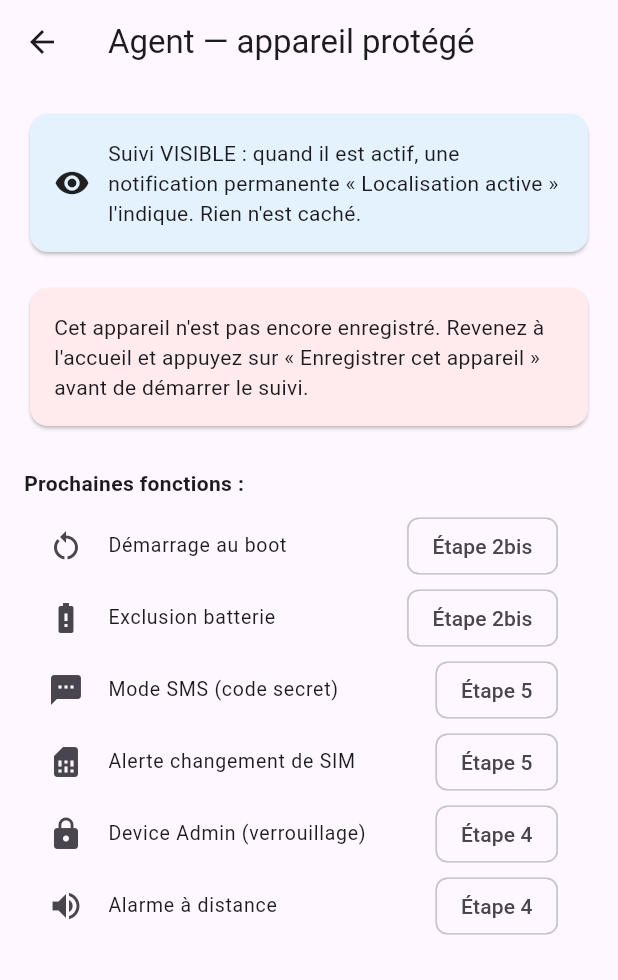
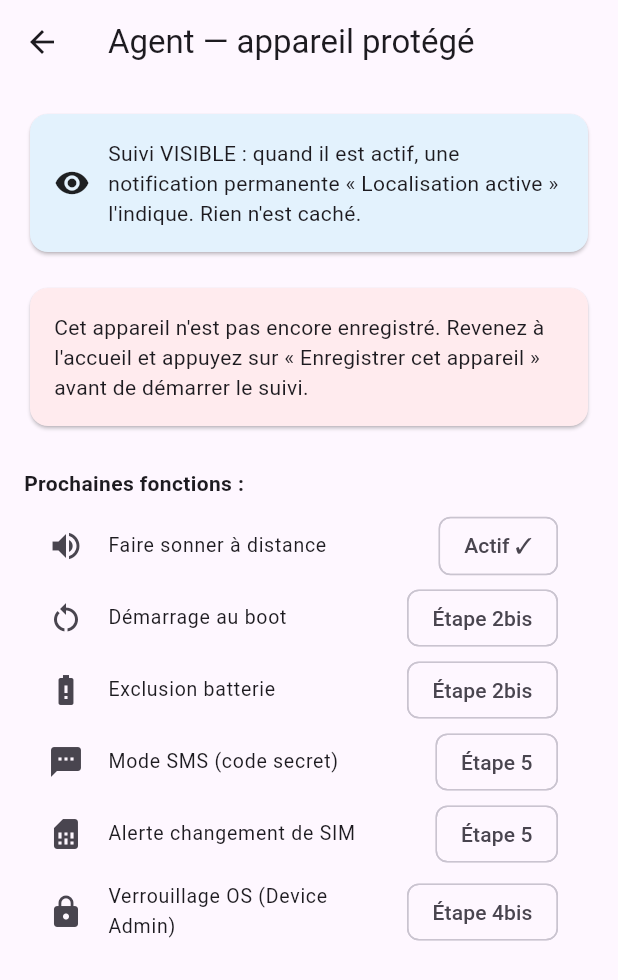
Before and after one commit to digitalbrainnk-boop/Nk, a Flutter app: the EcranAgent screen opened directly with empty values, on a phone screen of 412 x 824 dp. Shown: the top 980 px of the screen. Run offline on Flutter 3.47's test engine with Material 3 defaults, Android fonts, the phone set to English and light mode, and no system bars; our stand-ins replace battery_plus, cloud_firestore, device_info_plus, firebase_auth, firebase_core, flutter_map and 5 more; missing offline and left inert: flutter_ringtone_player, geolocator_android, geolocator_apple; accounts and stored records are empty.

Commit message:
Étape 4 : commandes à distance — faire sonner + verrouiller (sans serveur)
L'agent écoute Firestore en temps réel et exécute les commandes envoyées par la
console. Pas de Cloud Functions requis pour ce MVP (l'écoute temps réel suffit
quand le suivi tourne / l'écran Agent est ouvert).

- service_commandes.dart (singleton) : écoute les commandes « pending » et exécute
  * ALARME -> joue l'alarme système (flutter_ringtone_player), forte et même en
    silencieux, en boucle ; bouton « Arrêter » local.
  * VERROUILLER -> message plein écran « Téléphone perdu… » (verrou applicatif ;
    verrouillage OS via Device Admin = étape 4bis).
  * LOCALISER_MAINTENANT -> no-op (le suivi envoie déjà la position).
  * EFFACER -> volontairement NON implémenté (action destructrice).
  Marque chaque commande « done » après exécution ; anti double-exécution.
- service_firestore.dart : fluxCommandesEnAttente() + majStatutCommande().
- service_suivi.dart : démarre l'écoute des commandes quand le suivi démarre.
- ecran_agent.dart : bannière d'alarme (+ Arrêter) et overlay de verrouillage.
- ecran_carte_appareil.dart (console) : boutons « Faire sonner » et « Verrouiller »
  (avec message personnalisable).
- Dépendance : flutter_ringtone_player.
- README mis à jour (étape 4 en cours).

Validé : flutter analyze (No issues found), flutter test (4/4),
flutter build web --release (OK). Un nouvel APK sera construit automatiquement.

Co-Authored-By: Claude Opus 4.8 <noreply@anthropic.com>
Claude-Session: https://claude.ai/code/session_019qeJBv3zzA2hjE8MwSZyJG

```diff
--- a/db_localisation/lib/ecrans/agent/ecran_agent.dart
+++ b/db_localisation/lib/ecrans/agent/ecran_agent.dart
@@ -10,6 +10,7 @@ import 'package:flutter/material.dart';
 import 'package:intl/intl.dart';
 
 import '../../modeles/position.dart';
+import '../../services/service_commandes.dart';
 import '../../services/service_consentement.dart';
 import '../../services/service_installation.dart';
 import '../../services/service_suivi.dart';
@@ -26,6 +27,7 @@ class EcranAgent extends StatefulWidget {
 class _EcranAgentState extends State<EcranAgent> {
   final _consentement = ServiceConsentement();
   final _suivi = ServiceSuivi.instance;
+  final _commandes = ServiceCommandes.instance;
   String? _deviceId;
   bool _chargement = true;
 
@@ -42,6 +44,11 @@ class _EcranAgentState extends State<EcranAgent> {
       _deviceId = id;
       _chargement = false;
     });
+    // Écoute des commandes à distance dès que cet appareil est connu
+    // (faire sonner, verrouiller...), même sans avoir démarré le suivi.
+    if (id != null) {
+      _commandes.demarrerEcoute(uid: widget.uid, deviceId: id);
+    }
   }
 
   Future<void> _basculerSuivi() async {
@@ -92,11 +99,36 @@ class _EcranAgentState extends State<EcranAgent> {
 
     return Scaffold(
       appBar: AppBar(title: const Text('Agent — appareil protégé')),
-      body: _chargement
+      body: Stack(
+        children: [
+          _chargement
           ? const Center(child: CircularProgressIndicator())
           : ListView(
               padding: const EdgeInsets.all(16),
               children: [
+                // Bannière d'alarme (quand on fait sonner le téléphone).
+                ValueListenableBuilder<bool>(
+                  valueListenable: _commandes.alarmeActive,
+                  builder: (context, actif, _) => actif
+                      ? Card(
+                          color: Colors.red.shade100,
+                          child: Padding(
+                            padding: const EdgeInsets.all(12),
+                            child: Row(
+                              children: [
+                                const Icon(Icons.volume_up, color: Colors.red),
+                                const SizedBox(width: 12),
+                                const Expanded(child: Text('Alarme en cours !')),
+                                FilledButton(
+                                  onPressed: _commandes.arreterAlarme,
+                                  child: const Text('Arrêter'),
+                                ),
+                              ],
+                            ),
+                          ),
+                        )
+                      : const SizedBox.shrink(),
+                ),
                 // Bandeau "visible et consenti".
                 Card(
                   color: Colors.blue.shade50,
@@ -152,14 +184,15 @@ class _EcranAgentState extends State<EcranAgent> {
                 const Text('Prochaines fonctions :',
                     style: TextStyle(fontWeight: FontWeight.bold)),
                 const SizedBox(height: 8),
+                _ligne(Icons.volume_up, 'Faire sonner à distance', 'Actif ✓'),
                 if (!estIos) ...[
                   _ligne(Icons.restart_alt, 'Démarrage au boot', 'Étape 2bis'),
                   _ligne(Icons.battery_alert, 'Exclusion batterie', 'Étape 2bis'),
                   _ligne(Icons.sms, 'Mode SMS (code secret)', 'Étape 5'),
                   _ligne(Icons.sim_card, 'Alerte changement de SIM', 'Étape 5'),
-                  _ligne(Icons.lock, 'Device Admin (verrouillage)', 'Étape 4'),
+                  _ligne(Icons.lock, 'Verrouillage OS (Device Admin)',
+                      'Étape 4bis'),
                 ],
-                _ligne(Icons.volume_up, 'Alarme à distance', 'Étape 4'),
 
                 const SizedBox(height: 24),
                 if (kDebugMode)
@@ -167,6 +200,43 @@ class _EcranAgentState extends State<EcranAgent> {
                       style: const TextStyle(fontSize: 11, color: Colors.grey)),
               ],
             ),
+          // Overlay de verrouillage plein écran (message « téléphone perdu »).
+          ValueListenableBuilder<String?>(
+            valueListenable: _commandes.messageVerrou,
+            builder: (context, message, _) => message == null
+                ? const SizedBox.shrink()
+                : _overlayVerrou(message),
+          ),
+        ],
+      ),
+    );
+  }
+
+  /// Overlay plein écran affiché quand la console envoie « Verrouiller ».
+  /// MVP : verrou applicatif (message visible). Le verrouillage au niveau du
+  /// système (impossible à contourner) viendra avec Device Admin (étape 4bis).
+  Widget _overlayVerrou(String message) {
+    return Container(
+      color: Colors.black.withValues(alpha: 0.92),
+      padding: const EdgeInsets.all(32),
+      alignment: Alignment.center,
+      child: Column(
+        mainAxisSize: MainAxisSize.min,
+        children: [
+          const Icon(Icons.lock, color: Colors.white, size: 72),
+          const SizedBox(height: 24),
+          Text(
+            message,
+            textAlign: TextAlign.center,
+            style: const TextStyle(color: Colors.white, fontSize: 20),
+          ),
+          const SizedBox(height: 32),
+          TextButton(
+            onPressed: _commandes.fermerVerrou,
+            child: const Text('Fermer', style: TextStyle(color: Colors.white70)),
+          ),
+        ],
+      ),
     );
   }
 
--- a/db_localisation/lib/services/service_suivi.dart
+++ b/db_localisation/lib/services/service_suivi.dart
@@ -22,6 +22,7 @@ import 'package:geolocator_apple/geolocator_apple.dart' as geo_apple;
 import '../core/constantes.dart';
 import '../modeles/etat_appareil.dart';
 import '../modeles/position.dart';
+import 'service_commandes.dart';
 import 'service_firestore.dart';
 
 class ServiceSuivi {
@@ -104,6 +105,10 @@ class ServiceSuivi {
         .listen((p) => _traiterPosition(uid, deviceId, p),
             onError: (e) => erreur.value = 'Erreur de localisation : $e');
     actif.value = true;
+
+    // Pendant que le suivi tourne (service de premier plan actif), on écoute
+    // aussi les commandes à distance (faire sonner, verrouiller...).
+    ServiceCommandes.instance.demarrerEcoute(uid: uid, deviceId: deviceId);
   }
 
   /// Traite une position reçue : met à jour l'UI, envoie à Firestore + état.
--- a/db_localisation/pubspec.yaml
+++ b/db_localisation/pubspec.yaml
@@ -45,8 +45,12 @@ dependencies:
   battery_plus: ^7.1.2   # Niveau de batterie / en charge pour l'état.
   geolocator_android: ^5.2.1
   geolocator_apple: ^2.4.2
-  flutter_map: ^8.3.2
+  # --- Carte console (étape 3) ---
+  flutter_map: ^8.3.2    # Carte OpenStreetMap, sans clé API.
   latlong2: ^0.10.1
+
+  # --- Commandes à distance (étape 4) ---
+  flutter_ringtone_player: ^4.0.0+4   # Faire sonner (alarme système, fort).
 
 dev_dependencies:
   flutter_lints: ^4.0.0
```
Also changed, not shown: db_localisation/lib/ecrans/console/ecran_carte_appareil.dart (+71 -0 lines), db_localisation/lib/services/service_commandes.dart (added, +107 -0 lines), db_localisation/lib/services/service_firestore.dart (+29 -0 lines), 1 other file.
